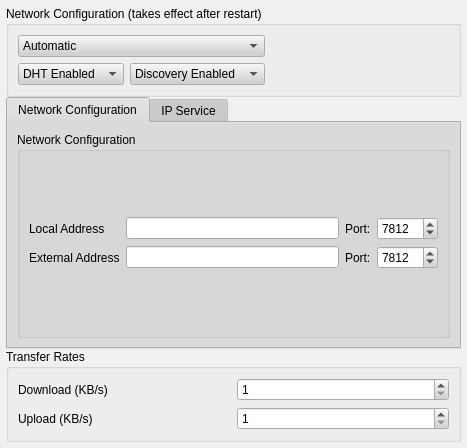
RetroShare/RetroShare, file retroshare-gui/src/gui/settings/ServerPage.ui: the form before one commit.
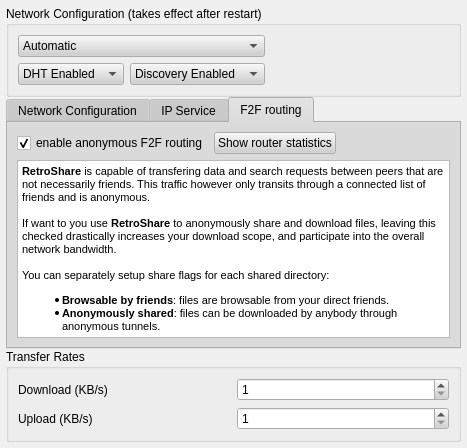
The form after the commit. The open tabs and pages were chosen to show the change.

Commit message: added rating icons to show on first columns too update settings with latest changes from Preferences

The edit to the form file:
```diff
--- a/retroshare-gui/src/gui/settings/ServerPage.ui
+++ b/retroshare-gui/src/gui/settings/ServerPage.ui
@@ -716,6 +716,67 @@
        </item>
       </layout>
      </widget>
+     <widget class="QWidget" name="tab_3">
+      <attribute name="title">
+       <string>F2F routing</string>
+      </attribute>
+      <layout class="QVBoxLayout" name="verticalLayout_3">
+       <item>
+        <layout class="QHBoxLayout" name="horizontalLayout">
+         <item>
+          <widget class="QCheckBox" name="_enableTurtleCB">
+           <property name="text">
+            <string>enable anonymous F2F routing</string>
+           </property>
+           <property name="checked">
+            <bool>true</bool>
+           </property>
+          </widget>
+         </item>
+         <item>
+          <widget class="QPushButton" name="_showTurtleDialogPB">
+           <property name="text">
+            <string>Show router statistics</string>
+           </property>
+          </widget>
+         </item>
+         <item>
+          <spacer name="horizontalSpacer">
+           <property name="orientation">
+            <enum>Qt::Horizontal</enum>
+           </property>
+           <property name="sizeHint" stdset="0">
+            <size>
+             <width>40</width>
+             <height>20</height>
+            </size>
+           </property>
+          </spacer>
+         </item>
+        </layout>
+       </item>
+       <item>
+        <widget class="QTextEdit" name="textEdit">
+         <property name="readOnly">
+          <bool>true</bool>
+         </property>
+         <property name="html">
+          <string>&lt;!DOCTYPE HTML PUBLIC &quot;-//W3C//DTD HTML 4.0//EN&quot; &quot;http://www.w3.org/TR/REC-html40/strict.dtd&quot;&gt;
+&lt;html&gt;&lt;head&gt;&lt;meta name=&quot;qrichtext&quot; content=&quot;1&quot; /&gt;&lt;style type=&quot;text/css&quot;&gt;
+p, li { white-space: pre-wrap; }
+&lt;/style&gt;&lt;/head&gt;&lt;body style=&quot; font-family:'Sans'; font-size:10pt; font-weight:400; font-style:normal;&quot;&gt;
+&lt;p style=&quot; margin-top:0px; margin-bottom:0px; margin-left:0px; margin-right:0px; -qt-block-indent:0; text-indent:0px;&quot;&gt;&lt;span style=&quot; font-size:8pt; font-weight:600;&quot;&gt;RetroShare&lt;/span&gt;&lt;span style=&quot; font-size:8pt;&quot;&gt; is capable of transfering data and search requests between peers that are not necessarily friends. This traffic however only transits through a connected list of friends and is anonymous.&lt;/span&gt;&lt;/p&gt;
+&lt;p style=&quot;-qt-paragraph-type:empty; margin-top:0px; margin-bottom:0px; margin-left:0px; margin-right:0px; -qt-block-indent:0; text-indent:0px; font-size:8pt;&quot;&gt;&lt;/p&gt;
+&lt;p style=&quot; margin-top:0px; margin-bottom:0px; margin-left:0px; margin-right:0px; -qt-block-indent:0; text-indent:0px;&quot;&gt;&lt;span style=&quot; font-size:8pt;&quot;&gt;If want to you use &lt;/span&gt;&lt;span style=&quot; font-size:8pt; font-weight:600;&quot;&gt;RetroShare&lt;/span&gt;&lt;span style=&quot; font-size:8pt;&quot;&gt; to anonymously share and download files, leaving this checked drastically increases your download scope, and participate into the overall network bandwidth. &lt;/span&gt;&lt;/p&gt;
+&lt;p style=&quot;-qt-paragraph-type:empty; margin-top:0px; margin-bottom:0px; margin-left:0px; margin-right:0px; -qt-block-indent:0; text-indent:0px; font-size:8pt;&quot;&gt;&lt;/p&gt;
+&lt;p style=&quot; margin-top:0px; margin-bottom:0px; margin-left:0px; margin-right:0px; -qt-block-indent:0; text-indent:0px;&quot;&gt;&lt;span style=&quot; font-size:8pt;&quot;&gt;You can separately setup share flags for each shared directory:&lt;/span&gt;&lt;/p&gt;
+&lt;ul style=&quot;-qt-list-indent: 1;&quot;&gt;&lt;li style=&quot; font-size:8pt;&quot; style=&quot; margin-top:12px; margin-bottom:0px; margin-left:0px; margin-right:0px; -qt-block-indent:0; text-indent:0px;&quot;&gt;&lt;span style=&quot; font-weight:600;&quot;&gt;Browsable by friends&lt;/span&gt;: files are browsable from your direct friends.&lt;/li&gt;
+&lt;li style=&quot; font-size:8pt;&quot; style=&quot; margin-top:0px; margin-bottom:12px; margin-left:0px; margin-right:0px; -qt-block-indent:0; text-indent:0px;&quot;&gt;&lt;span style=&quot; font-weight:600;&quot;&gt;Anonymously shared&lt;/span&gt;: files can be downloaded by anybody through anonymous tunnels.&lt;/li&gt;&lt;/ul&gt;&lt;/body&gt;&lt;/html&gt;</string>
+         </property>
+        </widget>
+       </item>
+      </layout>
+     </widget>
     </widget>
    </item>
    <item row="2" column="0">
```
The commit also changes 7 other files.
